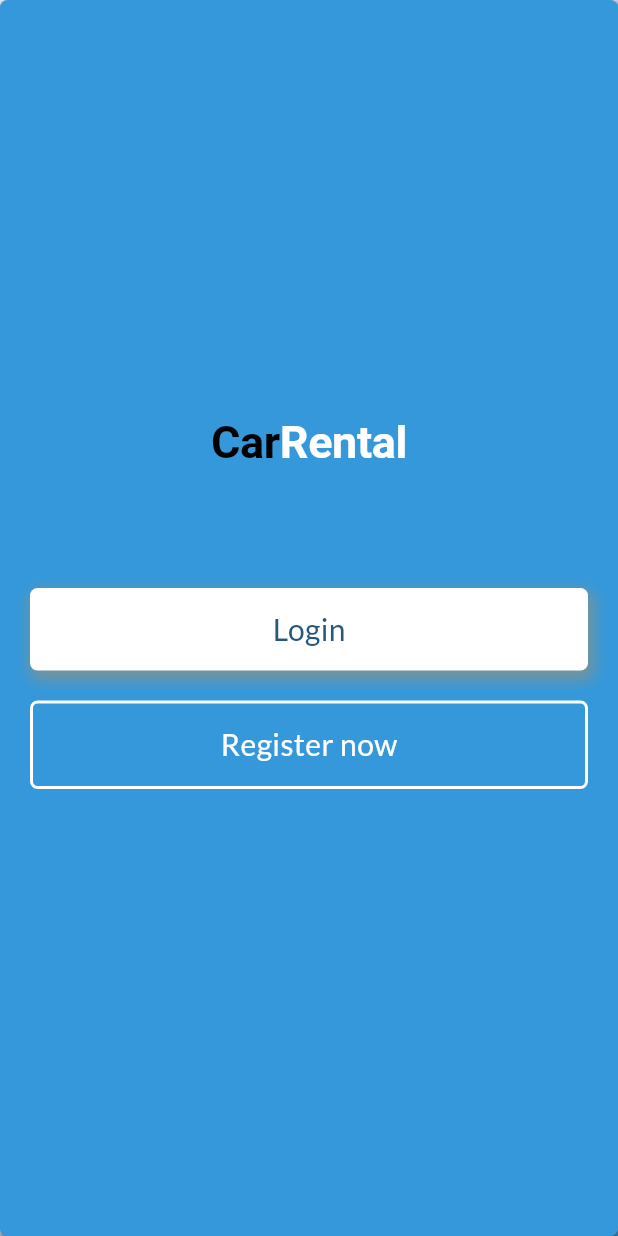
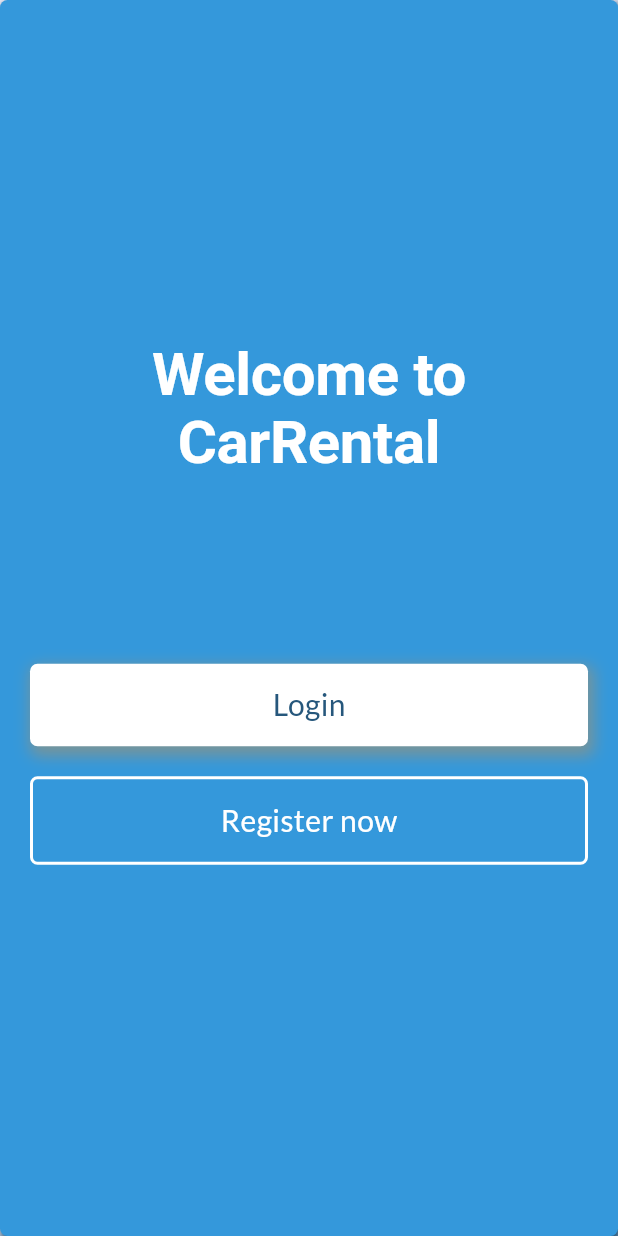
Before and after one commit to car-rental-mp-project/car_rental, a Flutter app: the screen it shows after launch, on a phone screen of 412 x 824 dp. Run offline on Flutter 3.47's test engine with Material 3 defaults, Android fonts, the phone set to English and light mode, and no system bars; our stand-ins replace google_fonts.

Commit message:
modified welcome page

```diff
--- a/lib/src/welcomePage.dart
+++ b/lib/src/welcomePage.dart
@@ -63,57 +63,44 @@ class _WelcomePageState extends State<WelcomePage> {
     );
   }
 
-  // Widget _label() {
-  //   return Container(
-  //       margin: EdgeInsets.only(top: 40, bottom: 20),
-  //       child: Column(
-  //         children: <Widget>[
-  //           Text(
-  //             'Quick login with Touch ID',
-  //             style: TextStyle(color: Colors.white, fontSize: 17),
-  //           ),
-  //           SizedBox(
-  //             height: 20,
-  //           ),
-  //           Icon(Icons.fingerprint, size: 90, color: Colors.white),
-  //           SizedBox(
-  //             height: 20,
-  //           ),
-  //           Text(
-  //             'Touch ID',
-  //             style: TextStyle(
-  //               color: Colors.white,
-  //               fontSize: 15,
-  //               decoration: TextDecoration.underline,
-  //             ),
-  //           ),
-  //         ],
-  //       ));
-  // }
+  Widget _title() {
+    return Column(
+      children: [
+          RichText(
+            textAlign: TextAlign.center,
+            text: TextSpan(
+              text: 'Welcome to CarRental\n',
+              style: GoogleFonts.portLligatSans(
+                textStyle: Theme.of(context).textTheme.headline1,
+                fontSize: 40,
+                fontWeight: FontWeight.w700,
+                color: Colors.white,
+              ),
+            ),
+          ),
+      ],
+    );
 
-  Widget _title() {
     return RichText(
       textAlign: TextAlign.center,
       text: TextSpan(
-          text: '',
+        text: 'DriveSync:\n',
         style: GoogleFonts.portLligatSans(
           textStyle: Theme.of(context).textTheme.headline1,
-            fontSize: 30,
+          fontSize: 40,
           fontWeight: FontWeight.w700,
           color: Colors.white,
         ),
         children: [
           TextSpan(
-              text: 'Car',
-              style: TextStyle(color: Colors.black, fontSize: 30),
+            text: 'Car Rental Service',
+            style: TextStyle(color: Colors.black, fontSize: 24),
           ),
-            TextSpan(
-              text: 'Rental',
-              style: TextStyle(color: Colors.white, fontSize: 30),
+        ],
       ),
-          ]),
     );
   }
+
 
   @override
   Widget build(BuildContext context) {
```
Lines whose indentation alone changed are shown as unchanged.
